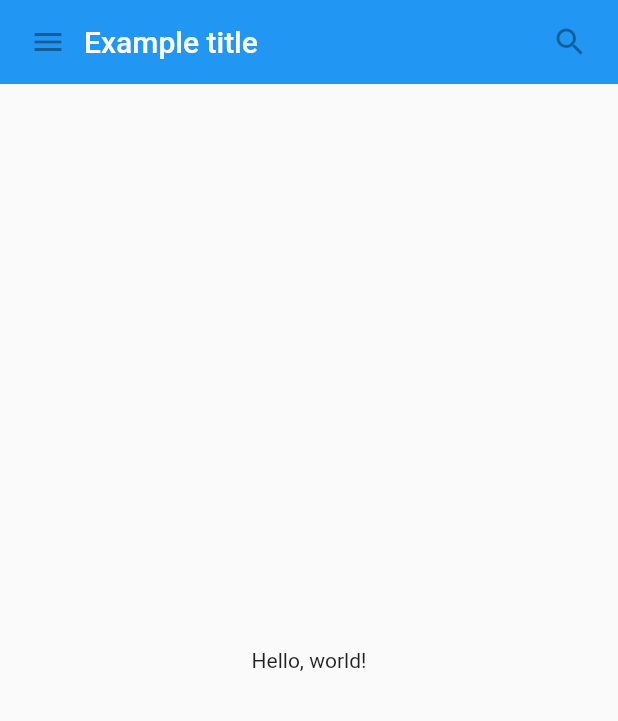
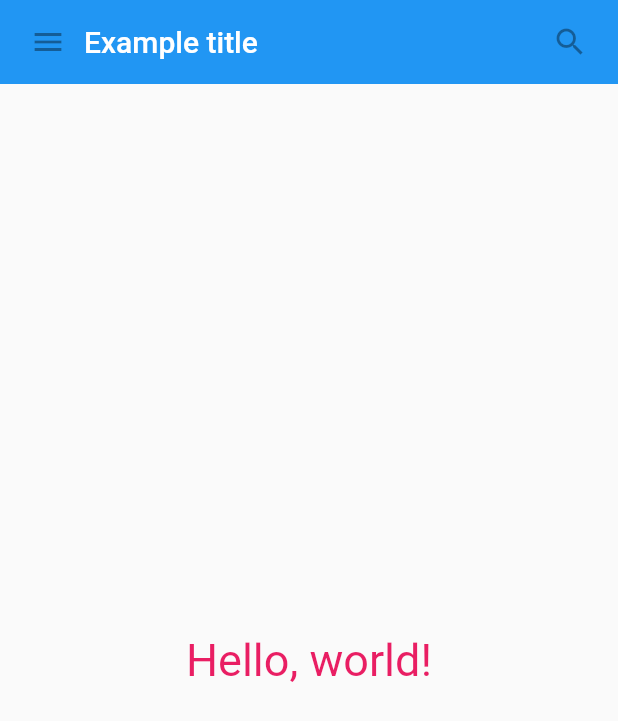
Before and after one commit to plumber0/introduction_to_widget, a Flutter app: the MyScaffold screen opened directly, on a phone screen of 412 x 824 dp. Shown: the top 721 px of the screen. Run offline on Flutter 3.47's test engine with Material 2 defaults, Android fonts, the phone set to English and light mode, and no system bars.

Commit message:
change textStyle

```diff
--- a/lib/basic_widgets.dart
+++ b/lib/basic_widgets.dart
@@ -57,7 +57,10 @@ class MyScaffold extends StatelessWidget {
         ),
         const Expanded(
           child: Center(
-            child: Text('Hello, world!'),
+            child: Text(
+              'Hello, world!',
+              style: TextStyle(color: Colors.pink, fontSize: 30.0),
+            ),
           ),
         ),
       ],
@@ -66,12 +69,10 @@ class MyScaffold extends StatelessWidget {
 }
 
 void main() {
-  runApp(
-    const MaterialApp(
-      title: 'My app', // used by the OS task switcher
-      home: SafeArea(
-        child: MyScaffold(),
-      ),
-    )
-  );
+  runApp(const MaterialApp(
+    title: 'My app', // used by the OS task switcher
+    home: SafeArea(
+      child: MyScaffold(),
+    ),
+  ));
 }
```
